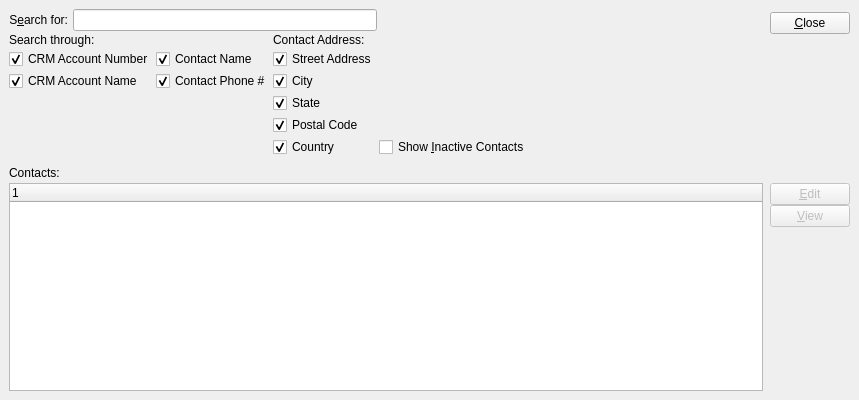
Old version of the form xtuple/trunk/guiclient/searchForContact.ui in the repository WooodHead/xtuple.
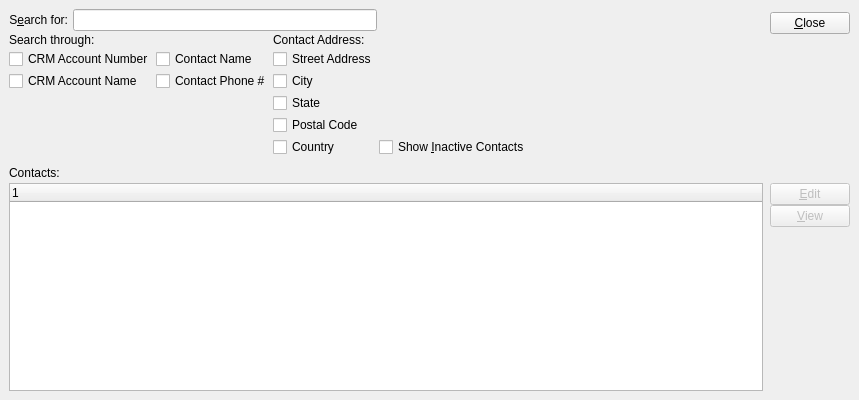
New version of the form. Custom widgets are drawn as their Qt base class.

```diff
--- a/xtuple/trunk/guiclient/searchForContact.ui
+++ b/xtuple/trunk/guiclient/searchForContact.ui
@@ -67,9 +67,6 @@
           <property name="text" >
            <string>Contact Phone #</string>
           </property>
-          <property name="checked" >
-           <bool>true</bool>
-          </property>
          </widget>
         </item>
         <item row="3" column="0" >
@@ -77,9 +74,6 @@
           <property name="text" >
            <string>CRM Account Name</string>
           </property>
-          <property name="checked" >
-           <bool>true</bool>
-          </property>
          </widget>
         </item>
         <item row="6" column="3" >
@@ -97,9 +91,6 @@
           <property name="text" >
            <string>City</string>
           </property>
-          <property name="checked" >
-           <bool>true</bool>
-          </property>
          </widget>
         </item>
         <item row="4" column="2" >
@@ -107,9 +98,6 @@
           <property name="text" >
            <string>State</string>
           </property>
-          <property name="checked" >
-           <bool>true</bool>
-          </property>
          </widget>
         </item>
         <item row="2" column="1" >
@@ -117,9 +105,6 @@
           <property name="text" >
            <string>Contact Name</string>
           </property>
-          <property name="checked" >
-           <bool>true</bool>
-          </property>
          </widget>
         </item>
         <item row="5" column="2" >
@@ -127,9 +112,6 @@
           <property name="text" >
            <string>Postal Code</string>
           </property>
-          <property name="checked" >
-           <bool>true</bool>
-          </property>
          </widget>
         </item>
         <item row="2" column="2" >
@@ -137,9 +119,6 @@
           <property name="text" >
            <string>Street Address</string>
           </property>
-          <property name="checked" >
-           <bool>true</bool>
-          </property>
          </widget>
         </item>
         <item row="2" column="0" >
@@ -147,9 +126,6 @@
           <property name="text" >
            <string>CRM Account Number</string>
           </property>
-          <property name="checked" >
-           <bool>true</bool>
-          </property>
          </widget>
         </item>
         <item row="1" column="0" colspan="2" >
@@ -164,9 +140,6 @@
           <property name="text" >
            <string>Country</string>
           </property>
-          <property name="checked" >
-           <bool>true</bool>
-          </property>
          </widget>
         </item>
         <item row="1" column="2" >
@@ -352,6 +325,11 @@
    <extends>QLineEdit</extends>
    <header>xlineedit.h</header>
   </customwidget>
+  <customwidget>
+   <class>XCheckBox</class>
+   <extends>QCheckBox</extends>
+   <header>xcheckbox.h</header>
+  </customwidget>
   <customwidget>
    <class>XTreeWidget</class>
    <extends>QTreeWidget</extends>
```
Left out of the diff: 20 changed lines with no effect on the pictures.
